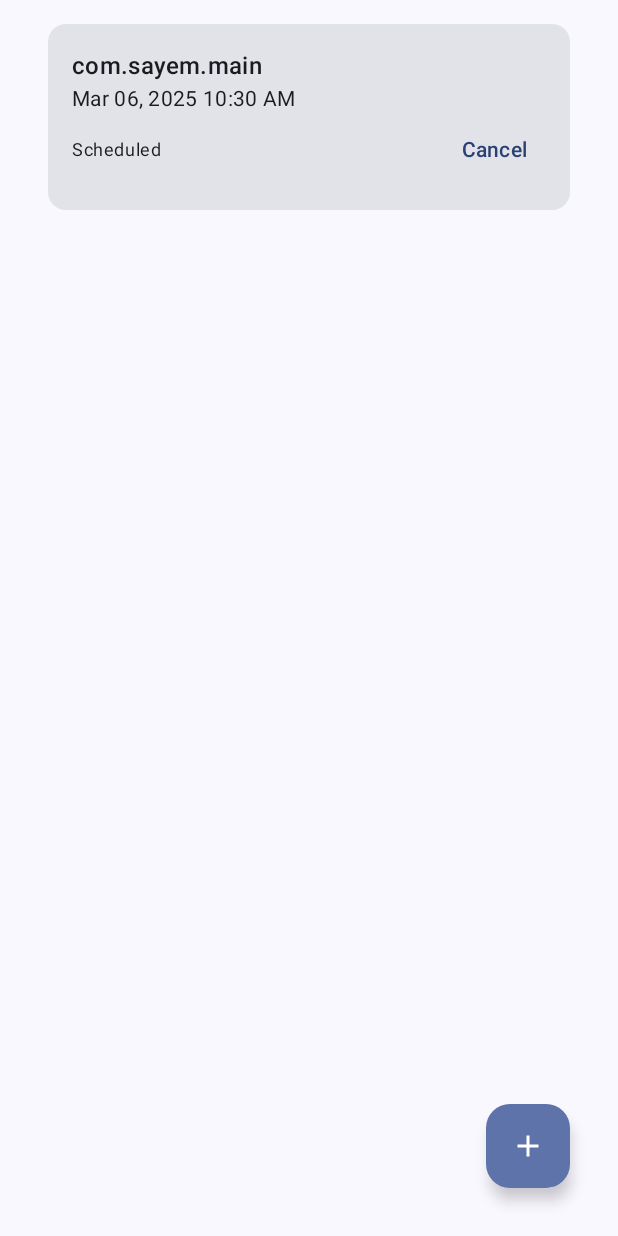
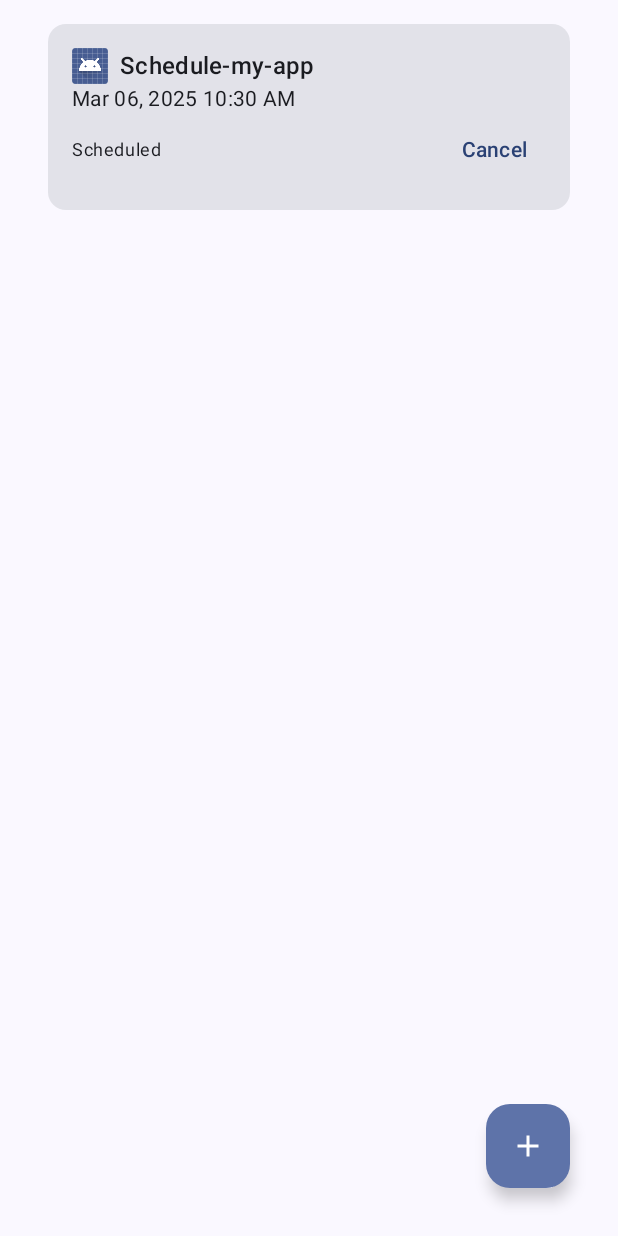
Before and after one commit to sayemPasha/schedule_my_app, an Android app built with Jetpack Compose: the ScheduleCreateRoute screen opened through its navigation route, after a tap on "Schedule App", on a phone screen of 412 x 824 dp. Run offline under Robolectric (Android 15) with nearby library versions, the phone set to English and light mode, and no system bars; our stand-ins replace Dagger/Hilt's generated code, Room's generated code; 2 other taps on this screen came first.

Commit message:
feat: icon added

```diff
--- a/app/src/main/java/com/sayem/main/data/ScheduledAppRepository.kt
+++ b/app/src/main/java/com/sayem/main/data/ScheduledAppRepository.kt
@@ -25,7 +25,7 @@ class ScheduledAppRepository @Inject constructor(
         emit(scheduledAppDao.getScheduledAppById(id))
     }.flowOn(Dispatchers.IO)
 
-    suspend fun scheduleApp(packageName: String, scheduledTime: Long): Result<Long> {
+    suspend fun scheduleApp(packageName: String, appName: String, scheduledTime: Long): Result<Long> {
         return try {
             // Verify app exists
             packageManager.getPackageInfo(packageName, 0)
@@ -43,6 +43,7 @@ class ScheduledAppRepository @Inject constructor(
                 val id = scheduledAppDao.insertScheduledApp(
                     ScheduledAppEntity(
                         packageName = packageName,
+                        appName = appName,
                         scheduledTime = scheduledTime
                     )
                 )
--- a/app/src/main/java/com/sayem/main/data/local/database/AppDatabase.kt
+++ b/app/src/main/java/com/sayem/main/data/local/database/AppDatabase.kt
@@ -19,7 +19,7 @@ package com.sayem.main.data.local.database
 import androidx.room.Database
 import androidx.room.RoomDatabase
 
-@Database(entities = [MetaItem::class, ScheduledAppEntity::class], version = 2)
+@Database(entities = [MetaItem::class, ScheduledAppEntity::class], version = 3)
 abstract class AppDatabase : RoomDatabase() {
     abstract fun metaItemDao(): MetaItemDao
     abstract fun scheduledAppDao(): ScheduledAppDao
--- a/app/src/main/java/com/sayem/main/data/local/database/ScheduledAppEntity.kt
+++ b/app/src/main/java/com/sayem/main/data/local/database/ScheduledAppEntity.kt
@@ -8,6 +8,7 @@ data class ScheduledAppEntity(
     @PrimaryKey(autoGenerate = true)
     val id: Long = 0,
     val packageName: String,
+    val appName: String,
     val scheduledTime: Long,
     val isExecuted: Boolean = false,
     val isCancelled: Boolean = false,
--- a/app/src/main/java/com/sayem/main/ui/scheduler/ScheduleUiModel.kt
+++ b/app/src/main/java/com/sayem/main/ui/scheduler/ScheduleUiModel.kt
@@ -1,8 +1,12 @@
 package com.sayem.main.ui.scheduler
+
+import android.graphics.drawable.Drawable
 
 data class ScheduleUiModel(
     val id: Long,
     val packageName: String,
+    val appName: String,
+    val appIcon: Drawable?,
     val scheduledTime: String,
     val isExecuted: Boolean,
     val isCancelled: Boolean
--- a/app/src/main/java/com/sayem/main/ui/scheduler/create/ScheduleCreateViewModel.kt
+++ b/app/src/main/java/com/sayem/main/ui/scheduler/create/ScheduleCreateViewModel.kt
@@ -57,7 +57,9 @@ class ScheduleCreateViewModel @Inject constructor(
                 }
             }
 
-            repository.scheduleApp(packageName, calendar.timeInMillis)
+            val appInfo = packageManager.getApplicationInfo(packageName, 0)
+            val appName = appInfo.loadLabel(packageManager).toString()
+            repository.scheduleApp(packageName, appName, calendar.timeInMillis)
                 .onSuccess { scheduleId ->
                     scheduleManager.scheduleApp(scheduleId, calendar.timeInMillis)
                 }
--- a/app/src/main/java/com/sayem/main/ui/scheduler/list/SchedulerListScreen.kt
+++ b/app/src/main/java/com/sayem/main/ui/scheduler/list/SchedulerListScreen.kt
@@ -1,9 +1,11 @@
 package com.sayem.main.ui.scheduler.list
 
+import androidx.compose.foundation.Image
 import androidx.compose.foundation.layout.Arrangement
 import androidx.compose.foundation.layout.Box
 import androidx.compose.foundation.layout.Column
 import androidx.compose.foundation.layout.Row
+import androidx.compose.foundation.layout.size
 import androidx.compose.foundation.layout.fillMaxSize
 import androidx.compose.foundation.layout.fillMaxWidth
 import androidx.compose.foundation.layout.padding
@@ -26,6 +28,7 @@ import androidx.compose.ui.text.style.TextOverflow
 import androidx.compose.ui.unit.dp
 import androidx.hilt.navigation.compose.hiltViewModel
 import androidx.lifecycle.compose.collectAsStateWithLifecycle
+import com.google.accompanist.drawablepainter.rememberDrawablePainter
 import com.sayem.main.ui.scheduler.ScheduleUiModel
 
 @Composable
@@ -120,12 +123,24 @@ fun ScheduleItem(
                 .fillMaxWidth()
                 .padding(16.dp)
         ) {
-            Text(
-                text = schedule.packageName,
-                style = MaterialTheme.typography.titleMedium,
-                maxLines = 1,
-                overflow = TextOverflow.Ellipsis
-            )
+            Row(
+                horizontalArrangement = Arrangement.spacedBy(8.dp),
+                verticalAlignment = Alignment.CenterVertically
+            ) {
+                schedule.appIcon?.let { icon ->
+                    Image(
+                        painter = rememberDrawablePainter(drawable = icon),
+                        contentDescription = "App icon for ${schedule.appName}",
+                        modifier = Modifier.size(24.dp)
+                    )
+                }
+                Text(
+                    text = schedule.appName,
+                    style = MaterialTheme.typography.titleMedium,
+                    maxLines = 1,
+                    overflow = TextOverflow.Ellipsis
+                )
+            }
             Text(
                 text = schedule.scheduledTime,
                 style = MaterialTheme.typography.bodyMedium
--- a/app/src/main/java/com/sayem/main/ui/scheduler/list/SchedulerListViewModel.kt
+++ b/app/src/main/java/com/sayem/main/ui/scheduler/list/SchedulerListViewModel.kt
@@ -1,10 +1,11 @@
 package com.sayem.main.ui.scheduler.list
 
-import com.sayem.main.data.ScheduledAppRepository
-import com.sayem.main.worker.ScheduleManager
+import android.content.pm.PackageManager
 import androidx.lifecycle.ViewModel
 import androidx.lifecycle.viewModelScope
+import com.sayem.main.data.ScheduledAppRepository
 import com.sayem.main.ui.scheduler.ScheduleUiModel
+import com.sayem.main.worker.ScheduleManager
 import dagger.hilt.android.lifecycle.HiltViewModel
 import kotlinx.coroutines.flow.SharingStarted
 import kotlinx.coroutines.flow.StateFlow
@@ -19,20 +20,36 @@ import javax.inject.Inject
 @HiltViewModel
 class SchedulerListViewModel @Inject constructor(
     private val repository: ScheduledAppRepository,
-    private val scheduleManager: ScheduleManager
+    private val scheduleManager: ScheduleManager,
+    private val packageManager: PackageManager
 ) : ViewModel() {
 
     val uiState: StateFlow<SchedulerListUiState> = repository.getAllScheduledApps()
         .map { schedules ->
             SchedulerListUiState.Success(
                 schedules.map { schedule ->
+                    try {
+                        val appInfo = packageManager.getApplicationInfo(schedule.packageName, 0)
                         ScheduleUiModel(
                             id = schedule.id,
                             packageName = schedule.packageName,
+                            appName = schedule.appName,
+                            appIcon = appInfo.loadIcon(packageManager),
                             scheduledTime = formatDateTime(schedule.scheduledTime),
                             isExecuted = schedule.isExecuted,
                             isCancelled = schedule.isCancelled
                         )
+                    } catch (e: PackageManager.NameNotFoundException) {
+                        ScheduleUiModel(
+                            id = schedule.id,
+                            packageName = schedule.packageName,
+                            appName = schedule.appName,
+                            appIcon = null,
+                            scheduledTime = formatDateTime(schedule.scheduledTime),
+                            isExecuted = schedule.isExecuted,
+                            isCancelled = schedule.isCancelled
+                        )
+                    }
                 }
             )
         }
```
Also changed, not shown: app/src/main/java/com/sayem/main/data/local/di/DatabaseModule.kt (+8 -0 lines), app/src/main/java/com/sayem/main/ui/scheduler/details/ScheduleDetailScreen.kt (+19 -4 lines), app/src/main/java/com/sayem/main/ui/scheduler/details/ScheduleDetailViewModel.kt (+18 -1 lines). Lines whose indentation alone changed are shown as unchanged.
